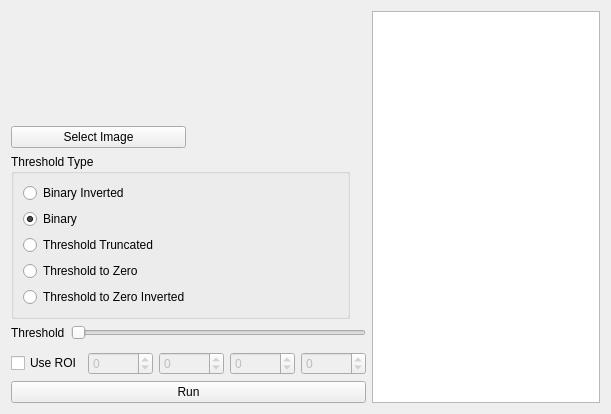
Above: calculateWidth.ui from Tokyo-MQP-2024/IgniteCV before the change. Below: the same form after it.
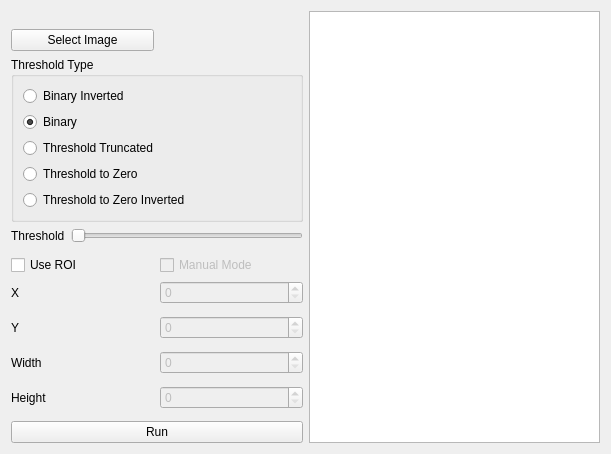
That is the form after the change.

```diff
--- a/calculateWidth.ui
+++ b/calculateWidth.ui
@@ -14,73 +14,49 @@
    <string>Form</string>
   </property>
   <layout class="QGridLayout" name="gridLayout">
+   <item row="12" column="1">
+    <layout class="QHBoxLayout" name="width">
+     <item>
+      <widget class="QLabel" name="label_3">
+       <property name="text">
+        <string>Width</string>
+       </property>
+      </widget>
+     </item>
+     <item>
+      <widget class="QSpinBox" name="spinBox_3">
+       <property name="enabled">
+        <bool>false</bool>
+       </property>
+       <property name="minimum">
+        <number>0</number>
+       </property>
+       <property name="maximum">
+        <number>99999</number>
+       </property>
+      </widget>
+     </item>
+    </layout>
+   </item>
    <item row="7" column="1">
     <layout class="QHBoxLayout" name="horizontalLayout_roi">
      <property name="sizeConstraint">
       <enum>QLayout::SizeConstraint::SetFixedSize</enum>
      </property>
      <item>
-      <widget class="QCheckBox" name="checkBox">
+      <widget class="QCheckBox" name="checkBox_2">
        <property name="text">
         <string>Use ROI</string>
        </property>
       </widget>
      </item>
      <item>
-      <widget class="QSpinBox" name="spinBox">
+      <widget class="QCheckBox" name="checkBox">
        <property name="enabled">
         <bool>false</bool>
        </property>
-       <property name="minimum">
-        <number>-99999</number>
-       </property>
-       <property name="maximum">
-        <number>99999</number>
-       </property>
-      </widget>
-     </item>
-     <item>
-      <widget class="QSpinBox" name="spinBox_2">
-       <property name="enabled">
-        <bool>false</bool>
-       </property>
-       <property name="minimum">
-        <number>-99999</number>
-       </property>
-       <property name="maximum">
-        <number>99999</number>
-       </property>
-      </widget>
-     </item>
-     <item>
-      <widget class="QSpinBox" name="spinBox_3">
-       <property name="enabled">
-        <bool>false</bool>
-       </property>
-       <property name="minimum">
-        <number>-99999</number>
-       </property>
-       <property name="maximum">
-        <number>99999</number>
-       </property>
-      </widget>
-     </item>
-     <item>
-      <widget class="QSpinBox" name="spinBox_4">
-       <property name="enabled">
-        <bool>false</bool>
-       </property>
-       <property name="sizePolicy">
-        <sizepolicy hsizetype="Minimum" vsizetype="Fixed">
-         <horstretch>0</horstretch>
-         <verstretch>0</verstretch>
-        </sizepolicy>
-       </property>
-       <property name="minimum">
-        <number>-99999</number>
-       </property>
-       <property name="maximum">
-        <number>99999</number>
+       <property name="text">
+        <string>Manual Mode</string>
        </property>
       </widget>
      </item>
@@ -107,6 +83,30 @@
      </item>
     </layout>
    </item>
+   <item row="8" column="1">
+    <layout class="QHBoxLayout" name="x_coordinate">
+     <item>
+      <widget class="QLabel" name="label">
+       <property name="text">
+        <string>X</string>
+       </property>
+      </widget>
+     </item>
+     <item>
+      <widget class="QSpinBox" name="spinBox">
+       <property name="enabled">
+        <bool>false</bool>
+       </property>
+       <property name="minimum">
+        <number>0</number>
+       </property>
+       <property name="maximum">
+        <number>99999</number>
+       </property>
+      </widget>
+     </item>
+    </layout>
+   </item>
    <item row="3" column="1">
     <layout class="QHBoxLayout" name="horizontalLayout_6">
      <property name="sizeConstraint">
@@ -128,6 +128,40 @@
      </item>
     </layout>
    </item>
+   <item row="0" column="3" rowspan="17">
+    <widget class="QGraphicsView" name="graphicsView_2">
+     <property name="sizePolicy">
+      <sizepolicy hsizetype="Expanding" vsizetype="Expanding">
+       <horstretch>0</horstretch>
+       <verstretch>0</verstretch>
+      </sizepolicy>
+     </property>
+    </widget>
+   </item>
+   <item row="10" column="1">
+    <layout class="QHBoxLayout" name="y_coordinate">
+     <item>
+      <widget class="QLabel" name="label_2">
+       <property name="text">
+        <string>Y</string>
+       </property>
+      </widget>
+     </item>
+     <item>
+      <widget class="QSpinBox" name="spinBox_2">
+       <property name="enabled">
+        <bool>false</bool>
+       </property>
+       <property name="minimum">
+        <number>0</number>
+       </property>
+       <property name="maximum">
+        <number>99999</number>
+       </property>
+      </widget>
+     </item>
+    </layout>
+   </item>
    <item row="0" column="1">
     <spacer name="verticalSpacer_4">
      <property name="orientation">
@@ -203,7 +237,7 @@
      </layout>
     </widget>
    </item>
-   <item row="8" column="1">
+   <item row="16" column="1">
     <widget class="QPushButton" name="pushButton_7">
      <property name="sizePolicy">
       <sizepolicy hsizetype="Minimum" vsizetype="Minimum">
@@ -216,15 +250,35 @@
      </property>
     </widget>
    </item>
-   <item row="0" column="3" rowspan="9">
-    <widget class="QGraphicsView" name="graphicsView_2">
-     <property name="sizePolicy">
-      <sizepolicy hsizetype="Expanding" vsizetype="Expanding">
-       <horstretch>0</horstretch>
-       <verstretch>0</verstretch>
-      </sizepolicy>
-     </property>
-    </widget>
+   <item row="14" column="1">
+    <layout class="QHBoxLayout" name="height">
+     <item>
+      <widget class="QLabel" name="label_4">
+       <property name="text">
+        <string>Height</string>
+       </property>
+      </widget>
+     </item>
+     <item>
+      <widget class="QSpinBox" name="spinBox_4">
+       <property name="enabled">
+        <bool>false</bool>
+       </property>
+       <property name="sizePolicy">
+        <sizepolicy hsizetype="Minimum" vsizetype="Fixed">
+         <horstretch>0</horstretch>
+         <verstretch>0</verstretch>
+        </sizepolicy>
+       </property>
+       <property name="minimum">
+        <number>0</number>
+       </property>
+       <property name="maximum">
+        <number>99999</number>
+       </property>
+      </widget>
+     </item>
+    </layout>
    </item>
   </layout>
  </widget>
```
Left out of the diff: 4 changed lines with no effect on the pictures.
